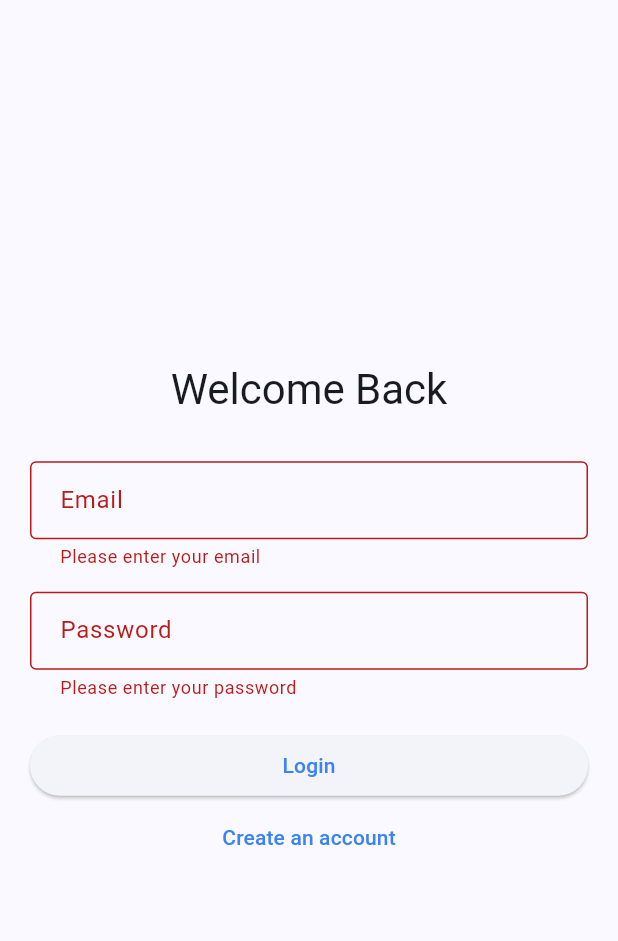
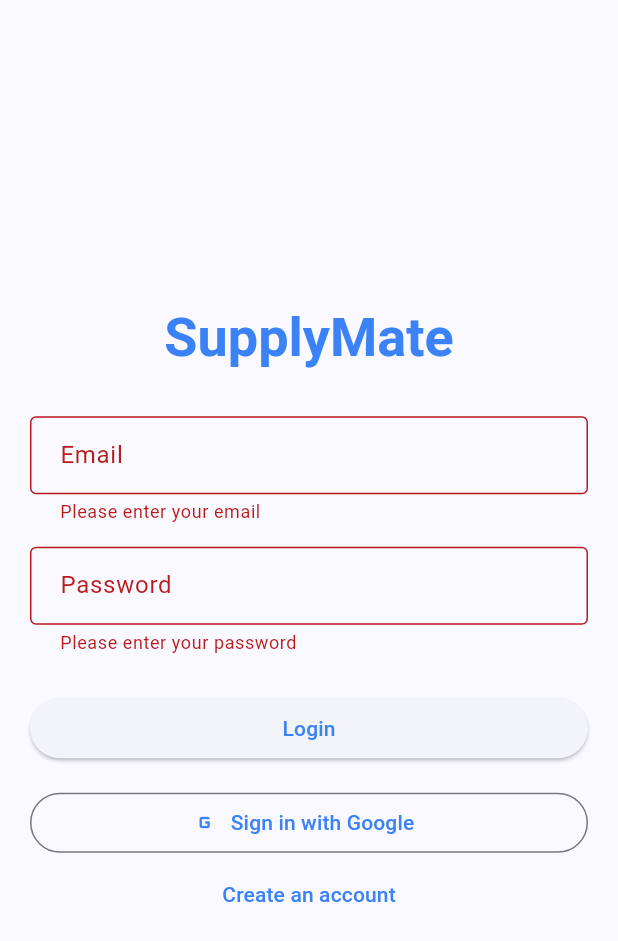
Before and after one commit to Ig-BabyBeast/blackboxai-1743357232878, a Flutter app: the screen it shows after launch, after a tap on "Login", on a phone screen of 412 x 824 dp. Shown: the top 941 px of the screen. Run offline on Flutter 3.47's test engine with Material 3 defaults, Android fonts, the phone set to English and light mode, and no system bars; our stand-ins replace cached_network_image, cloud_firestore, connectivity_plus, firebase_auth, firebase_core, firebase_database and 3 more; accounts and stored records are empty; statements that could not run were skipped.

Commit message:
Add lib/screens/auth/login_screen.dart 1743428204970

```diff
--- a/lib/screens/auth/login_screen.dart
+++ b/lib/screens/auth/login_screen.dart
@@ -1,10 +1,9 @@
 import 'package:flutter/material.dart';
 import 'package:supply_mate/services/auth_service.dart';
 import 'package:supply_mate/widgets/custom_text_field.dart';
-import 'package:supply_mate/screens/home/home_screen.dart';
 
 class LoginScreen extends StatefulWidget {
-  const LoginScreen({super.key});
+  const LoginScreen({Key? key}) : super(key: key);
 
   @override
   State<LoginScreen> createState() => _LoginScreenState();
@@ -14,29 +13,54 @@ class _LoginScreenState extends State<LoginScreen> {
   final _formKey = GlobalKey<FormState>();
   final _emailController = TextEditingController();
   final _passwordController = TextEditingController();
+  final _authService = AuthService();
   bool _isLoading = false;
+  String? _errorMessage;
 
-  Future<void> _login() async {
+  Future<void> _submit() async {
     if (!_formKey.currentState!.validate()) return;
 
-    setState(() => _isLoading = true);
+    setState(() {
+      _isLoading = true;
+      _errorMessage = null;
+    });
 
     try {
-      await AuthService().loginWithEmail(
+      await _authService.loginWithEmail(
         _emailController.text.trim(),
         _passwordController.text.trim(),
       );
-      Navigator.pushReplacement(
-        context,
-        MaterialPageRoute(builder: (context) => const HomeScreen()),
-      );
     } catch (e) {
-      ScaffoldMessenger.of(context).showSnackBar(
-        SnackBar(content: Text(e.toString())),
-      );
+      setState(() => _errorMessage = e.toString());
     } finally {
-      setState(() => _isLoading = false);
+      if (mounted) {
+        setState(() => _isLoading = false);
+      }
     }
+  }
+
+  Future<void> _signInWithGoogle() async {
+    setState(() {
+      _isLoading = true;
+      _errorMessage = null;
+    });
+
+    try {
+      await _authService.signInWithGoogle();
+    } catch (e) {
+      setState(() => _errorMessage = e.toString());
+    } finally {
+      if (mounted) {
+        setState(() => _isLoading = false);
+      }
+    }
+  }
+
+  @override
+  void dispose() {
+    _emailController.dispose();
+    _passwordController.dispose();
+    super.dispose();
   }
 
   @override
@@ -50,51 +74,57 @@ class _LoginScreenState extends State<LoginScreen> {
             mainAxisAlignment: MainAxisAlignment.center,
             children: [
               Text(
-                'Welcome Back',
-                style: Theme.of(context).textTheme.headlineMedium,
+                'SupplyMate',
+                style: Theme.of(context).textTheme.headline3?.copyWith(
+                      color: Theme.of(context).colorScheme.primary,
+                      fontWeight: FontWeight.bold,
+                    ),
               ),
               const SizedBox(height: 30),
               CustomTextField(
                 controller: _emailController,
                 label: 'Email',
-                validator: (value) {
-                  if (value == null || value.isEmpty) {
-                    return 'Please enter your email';
-                  }
-                  return null;
-                },
+                validator: (value) =>
+                    value!.isEmpty ? 'Please enter your email' : null,
+                keyboardType: TextInputType.emailAddress,
               ),
               const SizedBox(height: 15),
               CustomTextField(
                 controller: _passwordController,
                 label: 'Password',
+                validator: (value) =>
+                    value!.isEmpty ? 'Please enter your password' : null,
                 obscureText: true,
-                validator: (value) {
-                  if (value == null || value.isEmpty) {
-                    return 'Please enter your password';
-                  }
-                  if (value.length < 6) {
-                    return 'Password must be at least 6 characters';
-                  }
-                  return null;
-                },
               ),
-              const SizedBox(height: 20),
+              if (_errorMessage != null) ...[
+                const SizedBox(height: 15),
+                Text(
+                  _errorMessage!,
+                  style: TextStyle(color: Theme.of(context).errorColor),
+                ),
+              ],
+              const SizedBox(height: 25),
               SizedBox(
                 width: double.infinity,
                 child: ElevatedButton(
-                  onPressed: _isLoading ? null : _login,
+                  onPressed: _isLoading ? null : _submit,
                   child: _isLoading
                       ? const CircularProgressIndicator()
                       : const Text('Login'),
                 ),
               ),
+              const SizedBox(height: 15),
+              SizedBox(
+                width: double.infinity,
+                child: OutlinedButton.icon(
+                  icon: const Icon(Icons.g_mobiledata),
+                  label: const Text('Sign in with Google'),
+                  onPressed: _isLoading ? null : _signInWithGoogle,
+                ),
+              ),
               TextButton(
                 onPressed: () {
-                  Navigator.push(
-                    context,
-                    MaterialPageRoute(builder: (context) => const SignupScreen()),
-                  );
+                  Navigator.pushNamed(context, '/signup');
                 },
                 child: const Text('Create an account'),
               ),
```
